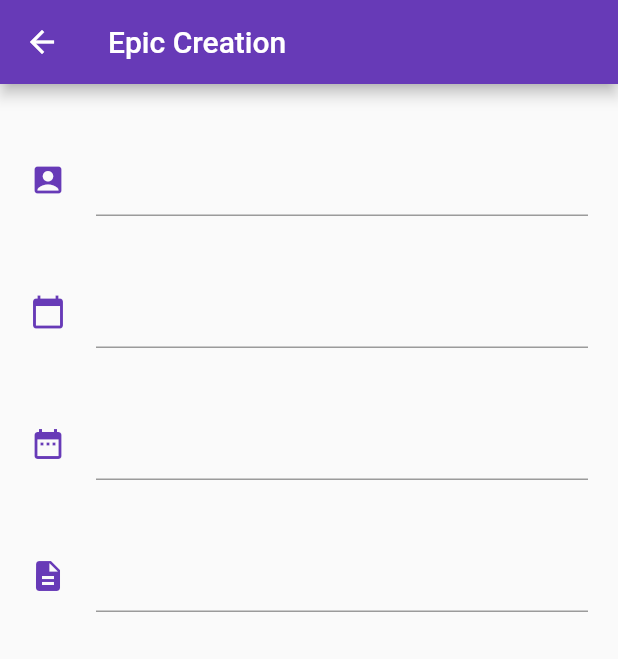
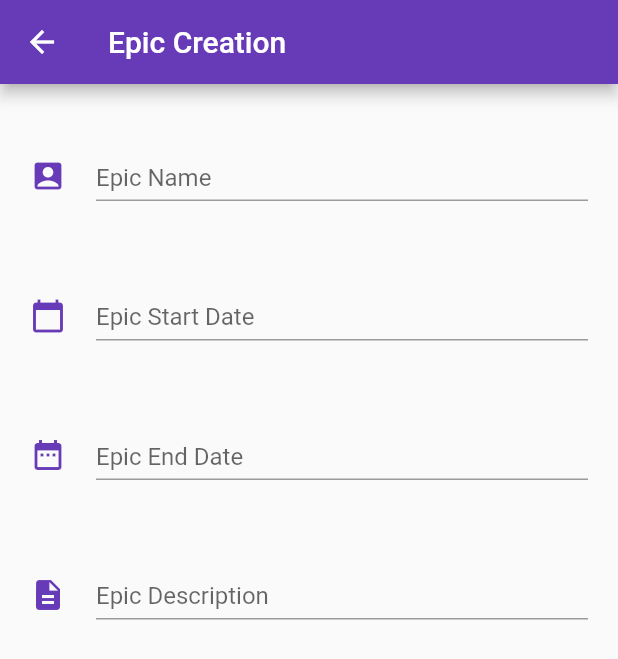
Before and after one commit to LifeFestival/EpicChildReborn, a Flutter app: the EpicCreationScreen screen opened directly, on a phone screen of 412 x 824 dp. Shown: the top 659 px of the screen. Run offline on Flutter 3.47's test engine with Material 2 defaults, Android fonts, the phone set to English and light mode, and no system bars; our stand-ins replace fluttertoast.

Commit message:
Formatted TextFields

```diff
--- /dev/null
+++ b/lib/utils/extensions.dart
@@ -0,0 +1,6 @@
+extension on DateTime {
+  String toReadableString() {
+    var resultString = '${this.hour}:${this.minute} ${this.day}.${this.month}.${this.year}';
+    return resultString;
+  }
+}
--- a/lib/widgetsEpic/epicCreationScreen.dart
+++ b/lib/widgetsEpic/epicCreationScreen.dart
@@ -4,6 +4,7 @@ import 'package:flutter/widgets.dart';
 import 'package:flutter_test_feild/utils/constants.dart';
 import 'package:flutter_test_feild/utils/focusDisabledNode.dart';
 import 'package:fluttertoast/fluttertoast.dart';
+import 'package:flutter_test_feild/utils/extensions.dart';
 
 class EpicCreationScreen extends StatefulWidget {
   @override
@@ -13,6 +14,8 @@ class EpicCreationScreen extends StatefulWidget {
 class _EpicCreationScreenState extends State<EpicCreationScreen> {
 
   String _epicName = '';
+  String _epicDescription = '';
+
   final DateTime _currentDateTime = DateTime.now();
   DateTime _startDate;
   DateTime _endDate;
@@ -43,7 +46,7 @@ class _EpicCreationScreenState extends State<EpicCreationScreen> {
   }
 
   static const _verticalPadding = Padding(
-    padding: EdgeInsets.all(20.0),
+    padding: EdgeInsets.all(15.0),
   );
 
   static const _horizontalPadding = Padding(
@@ -58,10 +61,18 @@ class _EpicCreationScreenState extends State<EpicCreationScreen> {
         Icon(Icons.account_box, color: appPurpleColor),
         _horizontalPadding,
         Flexible(
+          child: Container(
+            padding: EdgeInsets.only(bottom: 15),
             child: TextField(
+              decoration: InputDecoration(
+                contentPadding: EdgeInsets.symmetric(vertical: 5),
+                labelText: 'Epic Name',
+                alignLabelWithHint: true
+              ),
               onChanged: (text) {
                 _epicName = text;
               },
+            ),
           ),
         ),
         _horizontalPadding
@@ -77,10 +88,18 @@ class _EpicCreationScreenState extends State<EpicCreationScreen> {
         Icon(Icons.calendar_today, color: appPurpleColor,),
         _horizontalPadding,
         Flexible(
+          child: Container(
+            padding: EdgeInsets.only(bottom: 15),
             child: TextField(
               controller: _isStartInitState ? TextEditingController() : TextEditingController(text: _startDate.toString()),
               onTap: () => _showDateTimeDialog(context, true),
               focusNode: DisabledFocusNode(),
+              decoration: InputDecoration(
+                  contentPadding: EdgeInsets.symmetric(vertical: 5),
+                  labelText: 'Epic Start Date',
+                  alignLabelWithHint: true
+              ),
+            ),
           ),
         ),
         _horizontalPadding
@@ -96,10 +115,18 @@ class _EpicCreationScreenState extends State<EpicCreationScreen> {
         Icon(Icons.date_range, color: appPurpleColor,),
         _horizontalPadding,
         Flexible(
+          child: Container(
+            padding: EdgeInsets.only(bottom: 15),
             child: TextField(
               controller: _isEndInitState ? TextEditingController() : TextEditingController(text: _endDate.toString()),
               onTap: () => _showDateTimeDialog(context, false),
               focusNode: DisabledFocusNode(),
+              decoration: InputDecoration(
+                  contentPadding: EdgeInsets.symmetric(vertical: 5),
+                  labelText: 'Epic End Date',
+                  alignLabelWithHint: true
+              ),
+            ),
           ),
         ),
         _horizontalPadding
@@ -115,7 +142,19 @@ class _EpicCreationScreenState extends State<EpicCreationScreen> {
         Icon(Icons.description, color: appPurpleColor,),
         _horizontalPadding,
         Flexible(
-          child: TextField(),
+          child: Container(
+            padding: EdgeInsets.only(bottom: 15),
+            child: TextField(
+              decoration: InputDecoration(
+                  contentPadding: EdgeInsets.symmetric(vertical: 5),
+                  labelText: 'Epic Description',
+                  alignLabelWithHint: true
+              ),
+              onChanged: (text) {
+                _epicDescription = text;
+              },
+            ),
+          ),
         ),
         _horizontalPadding
       ],
@@ -141,7 +180,8 @@ class _EpicCreationScreenState extends State<EpicCreationScreen> {
       appBar: AppBar(
         title: Text('Epic Creation'),
       ),
-      body: Column(
+      body: SingleChildScrollView(
+        child: Column(
           mainAxisAlignment: MainAxisAlignment.start,
           children: <Widget>[
             _verticalPadding,
@@ -154,6 +194,7 @@ class _EpicCreationScreenState extends State<EpicCreationScreen> {
             _makeDescriptionRow(),
           ],
         ),
+      ),
     );
   }
 }
--- a/pubspec.yaml
+++ b/pubspec.yaml
@@ -11,10 +11,10 @@ description: A new Flutter application.
 # In iOS, build-name is used as CFBundleShortVersionString while build-number used as CFBundleVersion.
 # Read more about iOS versioning at
 # https://developer.apple.com/library/archive/documentation/General/Reference/InfoPlistKeyReference/Articles/CoreFoundationKeys.html
-version: 0.0.2+3
+version: 0.0.3+4
 
 environment:
-  sdk: ">=2.1.0 <3.0.0"
+  sdk: ">=2.6.0 <3.0.0"
 
 dependencies:
   flutter:
```
Also changed, not shown: pubspec.lock, 2 other files. Lines whose indentation alone changed are shown as unchanged.
